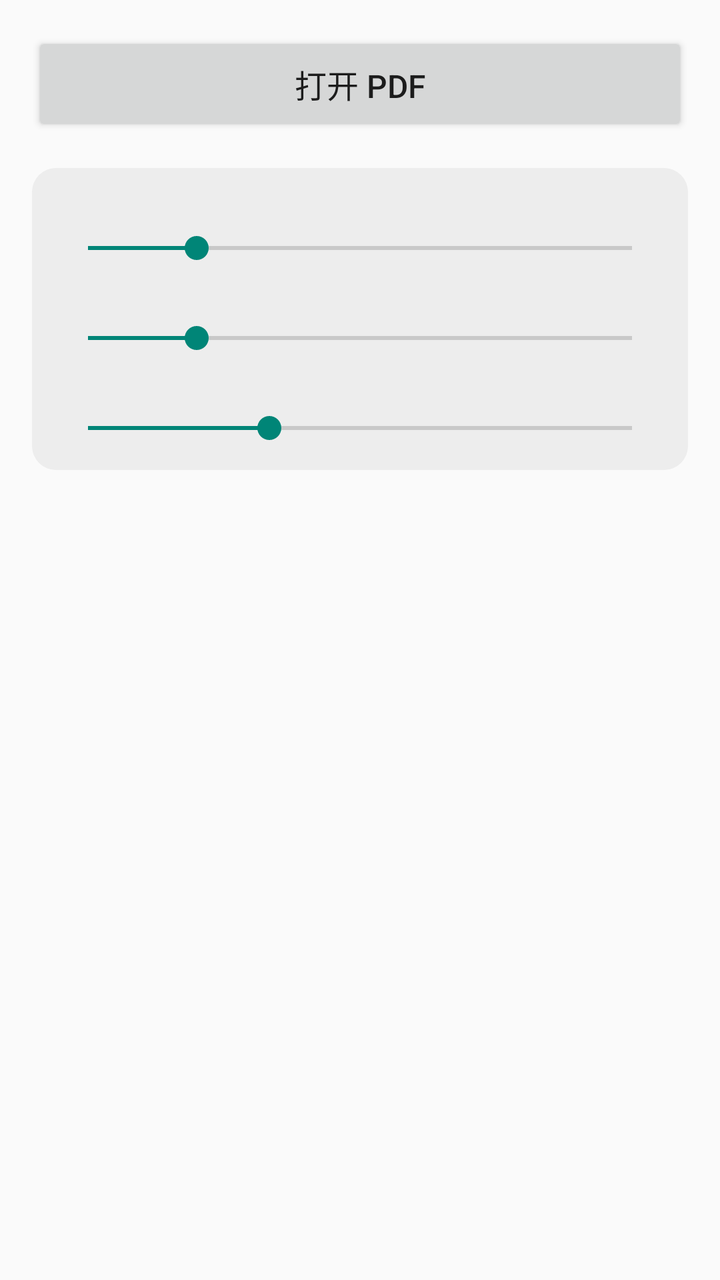
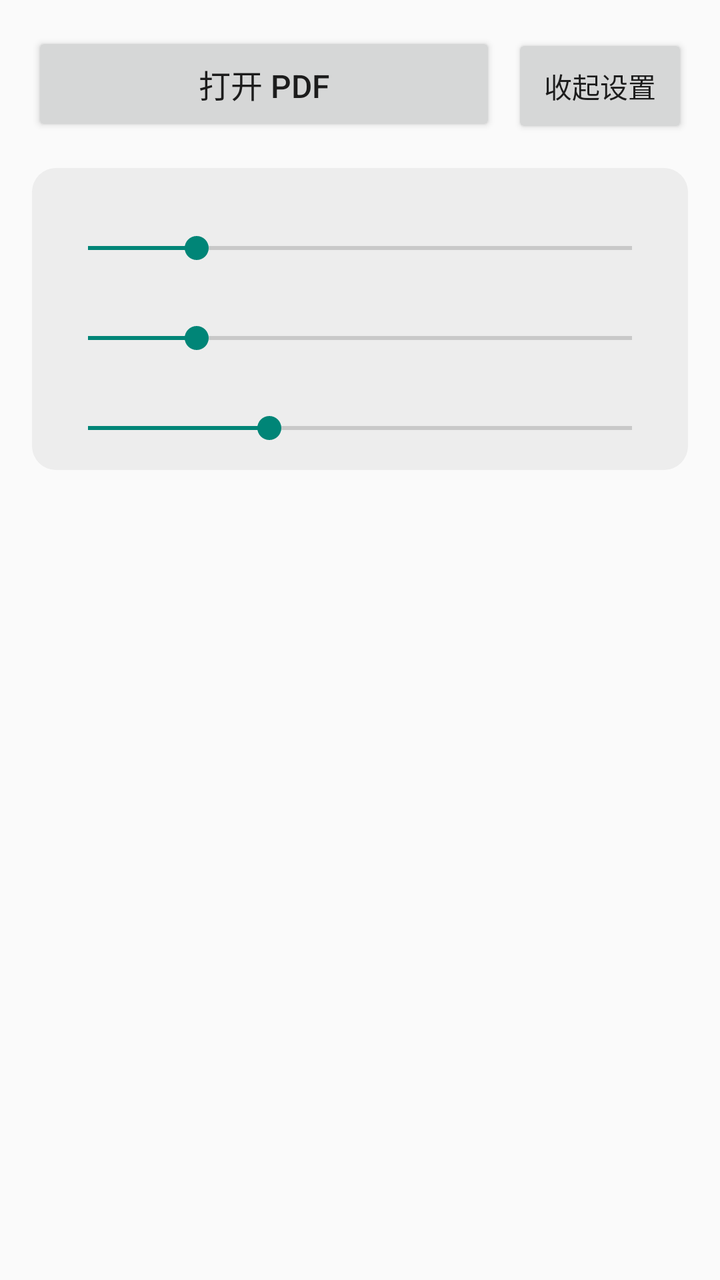

Before-and-after screenshots of an Android layout around one commit, followed by the original layout XML and the change that was made.
<!-- AndroidManifest.xml: application theme Theme.PdfReader -->
<!-- res/layout/activity_main.xml -->
<?xml version="1.0" encoding="utf-8"?>
<LinearLayout xmlns:android="http://schemas.android.com/apk/res/android"
    android:id="@+id/rootLayout"
    android:layout_width="match_parent"
    android:layout_height="match_parent"
    android:orientation="vertical"
    android:paddingHorizontal="16dp"
    android:paddingTop="16dp"
    android:paddingBottom="8dp">

    <Button
        android:id="@+id/openButton"
        android:layout_width="match_parent"
        android:layout_height="wrap_content"
        android:minHeight="52dp"
        android:text="@string/open_pdf"
        android:textSize="16sp" />

    <LinearLayout
        android:layout_width="match_parent"
        android:layout_height="wrap_content"
        android:layout_marginTop="16dp"
        android:background="@drawable/bg_settings_panel"
        android:orientation="vertical"
        android:padding="12dp">

        <TextView
            android:id="@+id/fontSizeLabel"
            android:layout_width="match_parent"
            android:layout_height="wrap_content" />

        <SeekBar
            android:id="@+id/fontSizeSeekBar"
            android:layout_width="match_parent"
            android:layout_height="wrap_content"
            android:min="12"
            android:max="32"
            android:progress="16" />

        <TextView
            android:id="@+id/lineSpacingLabel"
            android:layout_width="match_parent"
            android:layout_height="wrap_content"
            android:layout_marginTop="8dp" />

        <SeekBar
            android:id="@+id/lineSpacingSeekBar"
            android:layout_width="match_parent"
            android:layout_height="wrap_content"
            android:min="0"
            android:max="10"
            android:progress="2" />

        <TextView
            android:id="@+id/paddingLabel"
            android:layout_width="match_parent"
            android:layout_height="wrap_content"
            android:layout_marginTop="8dp" />

        <SeekBar
            android:id="@+id/paddingSeekBar"
            android:layout_width="match_parent"
            android:layout_height="wrap_content"
            android:min="8"
            android:max="32"
            android:progress="16" />

    </LinearLayout>

    <ProgressBar
        android:id="@+id/progressBar"
        android:layout_width="match_parent"
        android:layout_height="wrap_content"
        android:layout_marginTop="12dp"
        android:layout_marginBottom="4dp"
        android:indeterminate="true"
        android:visibility="gone" />

    
    <ScrollView
        android:id="@+id/contentScrollView"
        android:layout_width="match_parent"
        android:layout_height="0dp"
        android:layout_marginTop="8dp"
        android:layout_weight="1">

        <LinearLayout
            android:id="@+id/contentContainer"
            android:layout_width="match_parent"
            android:layout_height="wrap_content"
            android:orientation="vertical"
            android:padding="16dp" />

    </ScrollView>

</LinearLayout>
<!-- resources referenced by this layout -->
<resources>
  <!-- drawable bg_settings_panel (drawable) -->
  <?xml version="1.0" encoding="utf-8"?>
  <shape xmlns:android="http://schemas.android.com/apk/res/android"
      android:shape="rectangle">
      <solid android:color="#1F888888" />
      <corners android:radius="12dp" />
  </shape>
  <string name="open_pdf">打开 PDF</string>
  <style name="Theme.PdfReader" parent="Theme.AppCompat.DayNight.NoActionBar" />
</resources>

<!-- the commit's change to res/layout/activity_main.xml (unified diff, before → after) -->
@@ -8,15 +8,35 @@
     android:paddingTop="16dp"
     android:paddingBottom="8dp">
 
-    <Button
-        android:id="@+id/openButton"
+    <LinearLayout
         android:layout_width="match_parent"
         android:layout_height="wrap_content"
-        android:minHeight="52dp"
-        android:text="@string/open_pdf"
-        android:textSize="16sp" />
+        android:orientation="horizontal">
+
+        <Button
+            android:id="@+id/openButton"
+            android:layout_width="0dp"
+            android:layout_height="wrap_content"
+            android:layout_weight="1"
+            android:minHeight="52dp"
+            android:text="@string/open_pdf"
+            android:textSize="16sp" />
+
+        <Button
+            android:id="@+id/toggleSettingsButton"
+            android:layout_width="wrap_content"
+            android:layout_height="wrap_content"
+            android:layout_marginStart="8dp"
+            android:minHeight="52dp"
+            android:minWidth="0dp"
+            android:paddingHorizontal="16dp"
+            android:text="@string/settings_toggle_hide"
+            android:textSize="14sp" />
+
+    </LinearLayout>
 
     <LinearLayout
+        android:id="@+id/settingsPanel"
         android:layout_width="match_parent"
         android:layout_height="wrap_content"
         android:layout_marginTop="16dp"
<!-- resource entries referenced after the edit -->
@@ -8,6 +8,7 @@
       <corners android:radius="12dp" />
   </shape>
   <string name="open_pdf">打开 PDF</string>
+  <string name="settings_toggle_hide">收起设置</string>
   <style name="Theme.PdfReader" parent="Theme.AppCompat.DayNight.NoActionBar" />
 </resources>
 
